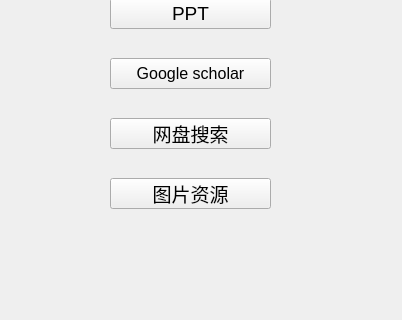
First picture: the form in assemtool/Littletool.ui, repository NkAntony777/Assemble-tool, before the edit; both pictures show x 0 to 402 and y 182 to 502 of the 402 by 502 pixel window.
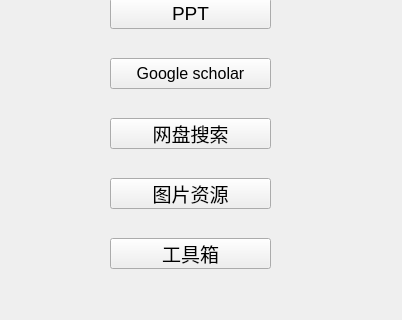
Second picture: the form after the edit. Icons and pictures are not drawn.

The edit to the form file:
```diff
--- a/assemtool/Littletool.ui
+++ b/assemtool/Littletool.ui
@@ -142,6 +142,24 @@
     <string>图片资源</string>
    </property>
   </widget>
+  <widget class="QPushButton" name="pushButton_8">
+   <property name="geometry">
+    <rect>
+     <x>110</x>
+     <y>420</y>
+     <width>161</width>
+     <height>31</height>
+    </rect>
+   </property>
+   <property name="font">
+    <font>
+     <pointsize>14</pointsize>
+    </font>
+   </property>
+   <property name="text">
+    <string>工具箱</string>
+   </property>
+  </widget>
  </widget>
  <resources/>
  <connections/>
```
